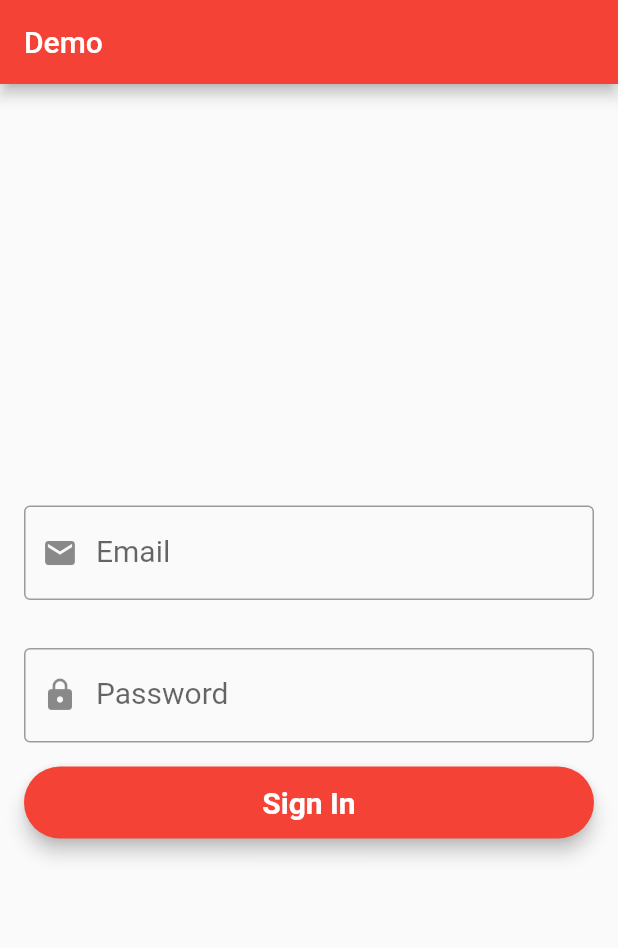
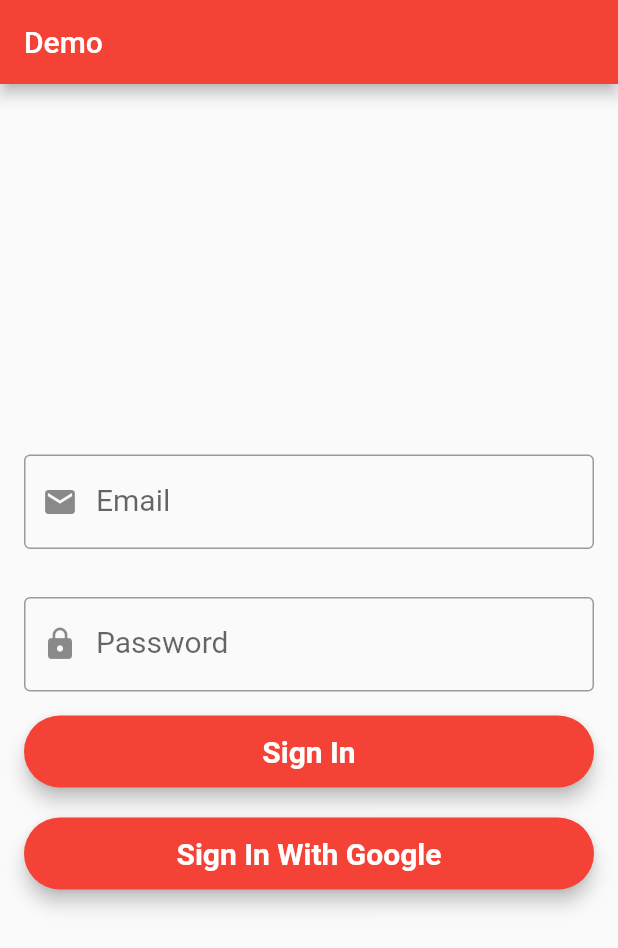
Before and after one commit to itsatifsiddiqui/providerLogin, a Flutter app: the screen it shows once a user with an empty profile is signed in, after a tap on "SIGN OUT", on a phone screen of 412 x 824 dp. Shown: the top 948 px of the screen. Run offline on Flutter 3.47's test engine with Material 2 defaults, Android fonts, the phone set to English and light mode, and no system bars; our stand-ins replace firebase_auth, google_sign_in; accounts and stored records are empty; Roboto replaces fonts that are missing (Montserrat).

Commit message:
added GoogleSignIn

```diff
--- a/lib/login_page.dart
+++ b/lib/login_page.dart
@@ -20,7 +20,6 @@ class _LoginPageState extends State<LoginPage> {
     _email = TextEditingController(text: "");
     _password = TextEditingController(text: "");
   }
-
 
   @override
   Widget build(BuildContext context) {
@@ -80,10 +79,37 @@ class _LoginPageState extends State<LoginPage> {
                                 ));
                             }
                           },
-                          child: Text("Sign In",
-                              style: style.copyWith(
-                                  color: Colors.white,
-                                  fontWeight: FontWeight.bold)),
+                          child: Text(
+                            "Sign In",
+                            style: style.copyWith(
+                                color: Colors.white,
+                                fontWeight: FontWeight.bold),
+                          ),
+                        ),
+                      ),
+                    ),
+              SizedBox(height: 20),
+              user.status == Status.Authenticating
+                  ? Center(child: CircularProgressIndicator())
+                  : Padding(
+                      padding: const EdgeInsets.symmetric(horizontal: 16.0),
+                      child: Material(
+                        elevation: 5.0,
+                        borderRadius: BorderRadius.circular(30.0),
+                        color: Colors.red,
+                        child: MaterialButton(
+                          onPressed: () async {
+                            if (!await user.signInWithGoogle())
+                              _key.currentState.showSnackBar(SnackBar(
+                                content: Text("Something is wrong"),
+                              ));
+                          },
+                          child: Text(
+                            "Sign In With Google",
+                            style: style.copyWith(
+                                color: Colors.white,
+                                fontWeight: FontWeight.bold),
+                          ),
                         ),
                       ),
                     ),
--- a/lib/model/user_repository.dart
+++ b/lib/model/user_repository.dart
@@ -1,14 +1,18 @@
 import 'package:flutter/widgets.dart';
 import 'package:firebase_auth/firebase_auth.dart';
+import 'package:google_sign_in/google_sign_in.dart';
 
 enum Status { Uninitialized, Authenticated, Authenticating, Unauthenticated }
 
 class UserRepository with ChangeNotifier {
   FirebaseAuth _auth;
   FirebaseUser _user;
+  GoogleSignIn _googleSignIn;
   Status _status = Status.Uninitialized;
 
-  UserRepository.instance() : _auth = FirebaseAuth.instance {
+  UserRepository.instance()
+      : _auth = FirebaseAuth.instance,
+        _googleSignIn = GoogleSignIn() {
     _auth.onAuthStateChanged.listen(_onAuthStateChanged);
   }
 
@@ -28,8 +32,31 @@ class UserRepository with ChangeNotifier {
     }
   }
 
+  Future<bool> signInWithGoogle() async {
+    try {
+      _status = Status.Authenticating;
+      notifyListeners();
+      final GoogleSignInAccount googleUser = await _googleSignIn.signIn();
+      final GoogleSignInAuthentication googleAuth =
+          await googleUser.authentication;
+      final AuthCredential credential = GoogleAuthProvider.getCredential(
+        accessToken: googleAuth.accessToken,
+        idToken: googleAuth.idToken,
+      );
+      await _auth.signInWithCredential(credential);
+      return true;
+    } catch (e) {
+      print(e);
+      _status = Status.Unauthenticated;
+      notifyListeners();
+      return false;
+    }
+
+  }
+
   Future signOut() async {
     _auth.signOut();
+    _googleSignIn.signOut();
     _status = Status.Unauthenticated;
     notifyListeners();
     return Future.delayed(Duration.zero);
--- a/pubspec.yaml
+++ b/pubspec.yaml
@@ -21,6 +21,8 @@ dependencies:
     sdk: flutter
   provider: ^2.0.1
   firebase_auth:
+  google_sign_in: ^4.0.1+3
+
 
 
   # The following adds the Cupertino Icons font to your application.
```
Also changed, not shown: pubspec.lock, 1 other file.
